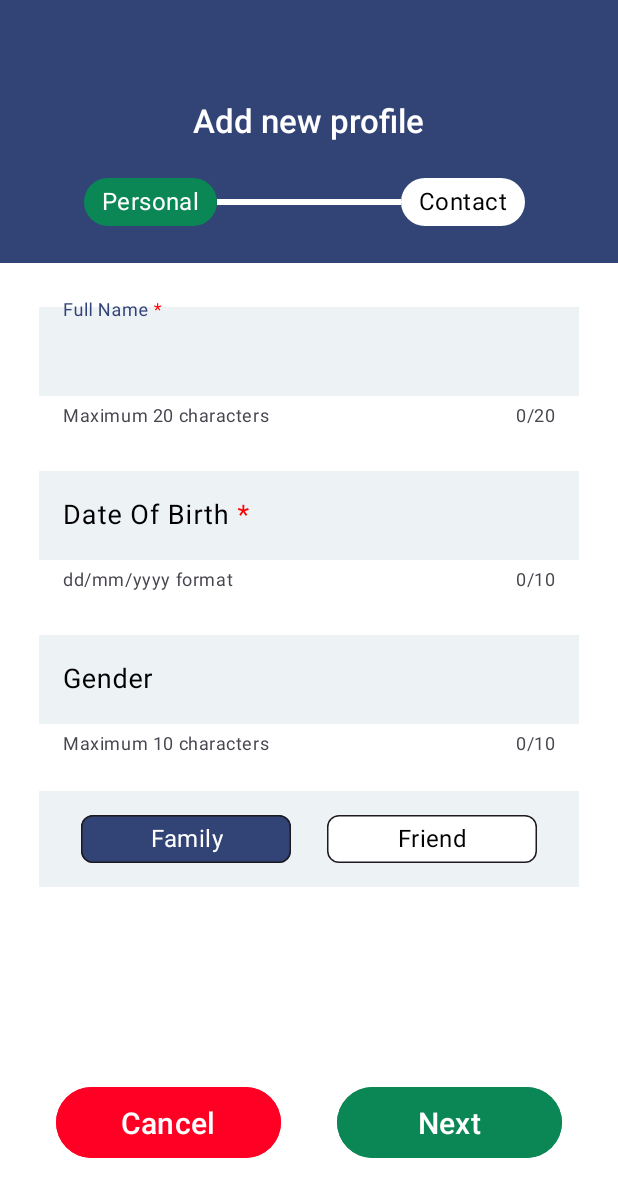
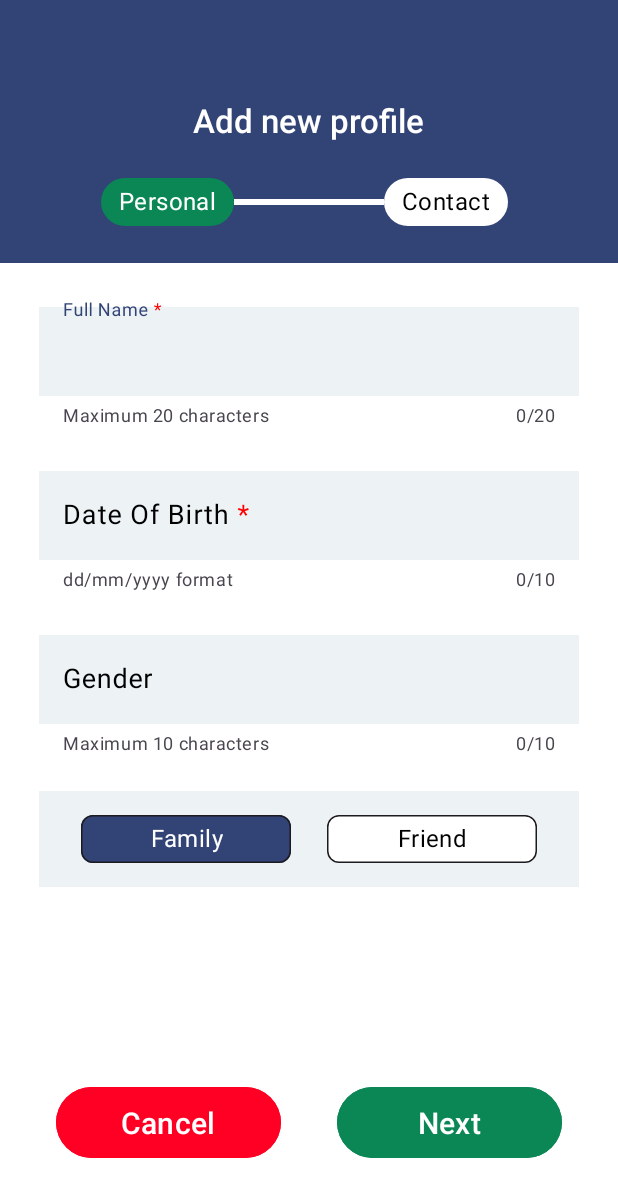
Before and after one commit to Rinekochan/ProfileTracker, an Android app: the screen it shows after launch (InputActivity), after a tap on "Add", on a phone screen of 412 x 824 dp. Shown: the top 1197 px of the screen. Run offline under Robolectric (Android 15) with nearby library versions, the phone set to English and light mode, and no system bars; our stand-ins replace Firebase (no records; nobody signed in at launch, a user with empty details on screens opened directly).

```diff
--- a/app/src/main/java/com/sdmd/assignment3/ui/ContactInputFragment.kt
+++ b/app/src/main/java/com/sdmd/assignment3/ui/ContactInputFragment.kt
@@ -8,7 +8,6 @@ import android.view.View
 import android.view.ViewGroup
 import android.widget.Button
 import android.widget.Toast
-import androidx.appcompat.app.AppCompatActivity.RESULT_CANCELED
 import androidx.appcompat.app.AppCompatActivity.RESULT_OK
 import androidx.fragment.app.DialogFragment
 import androidx.fragment.app.Fragment
--- a/app/src/main/java/com/sdmd/assignment3/ui/MainActivity.kt
+++ b/app/src/main/java/com/sdmd/assignment3/ui/MainActivity.kt
@@ -21,7 +21,6 @@ import androidx.recyclerview.widget.RecyclerView
 import com.google.android.material.chip.Chip
 import com.google.android.material.chip.ChipGroup
 import com.google.android.material.floatingactionbutton.FloatingActionButton
-import com.google.firebase.Timestamp
 import com.sdmd.assignment3.R
 import com.sdmd.assignment3.model.Profile
 import com.sdmd.assignment3.viewmodel.MainActivityViewModel
@@ -102,6 +101,7 @@ class MainActivity : AppCompatActivity(),
                     val intent = result.data
                     // Handle the Intent
                     intent?.getParcelableExtra("Profile", Profile::class.java)?.let {
+                        Log.d(MainActivityTAG, "Profile ID: ${it.id}")
                         if(it.id == null) { // If the profile id is not assigned, it's a new profile
                             mainActivityViewModel.insertProfile(it)
                         } else { // Else, the user is modifying a existing profile
@@ -129,6 +129,7 @@ class MainActivity : AppCompatActivity(),
     // Initialise activity viewmodel
     private fun initViewModel() {
         mainActivityViewModel.profiles.observe(this) {
+            list = mutableListOf()
             list.addAll(it)
             profileAdapter.updateList(it)
         }
--- a/app/src/main/java/com/sdmd/assignment3/viewmodel/InputActivityViewModel.kt
+++ b/app/src/main/java/com/sdmd/assignment3/viewmodel/InputActivityViewModel.kt
@@ -16,6 +16,10 @@ class InputActivityViewModel : ViewModel() {
         get() = _currentPage
 
     fun setProfile(profile: Profile) {
+        _currentProfile.value?.let{
+            it.id = profile.id
+        }
+
         setPersonalDetails(profile.name!!, profile.birthday, profile.gender, profile.category!!)
         setContactDetails(profile.phone!!, profile.address, profile.suburb)
     }
--- a/app/src/main/res/layout/activity_input.xml
+++ b/app/src/main/res/layout/activity_input.xml
@@ -29,7 +29,7 @@
 
         <ProgressBar
                 style="?android:attr/progressBarStyleHorizontal"
-                android:layout_width="0dp"
+                android:layout_width="100dp"
                 android:layout_height="wrap_content"
                 android:id="@+id/progressBar"
                 android:progressTint="@color/backgroundSecondary"
@@ -40,12 +40,10 @@
                 android:progressTintMode="src_in"
                 android:progressBackgroundTint="#FFFFFF"
                 android:progressBackgroundTintMode="add"
-                app:layout_constraintEnd_toEndOf="@+id/inputTitle"
-                app:layout_constraintStart_toStartOf="@+id/inputTitle"
                 app:layout_constraintTop_toBottomOf="@+id/inputTitle"
                 android:layout_marginTop="32dp"
-                android:layout_marginEnd="16dp"
-                android:layout_marginStart="16dp" />
+                app:layout_constraintEnd_toEndOf="parent"
+                app:layout_constraintStart_toStartOf="parent" />
 
 
         <com.google.android.material.chip.Chip
```
Also changed, not shown: app/src/main/java/com/sdmd/assignment3/ui/DetailActivity.kt (+25 -3 lines).
